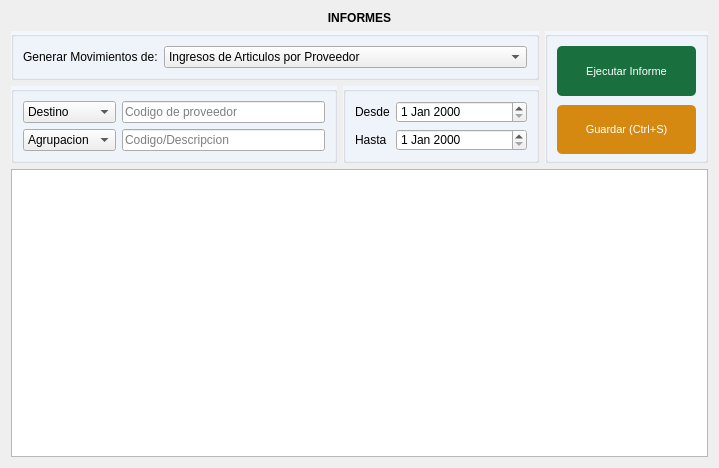
First picture: the form in gui/informes/informes.ui, repository Lonaris/Corupel, before the edit.
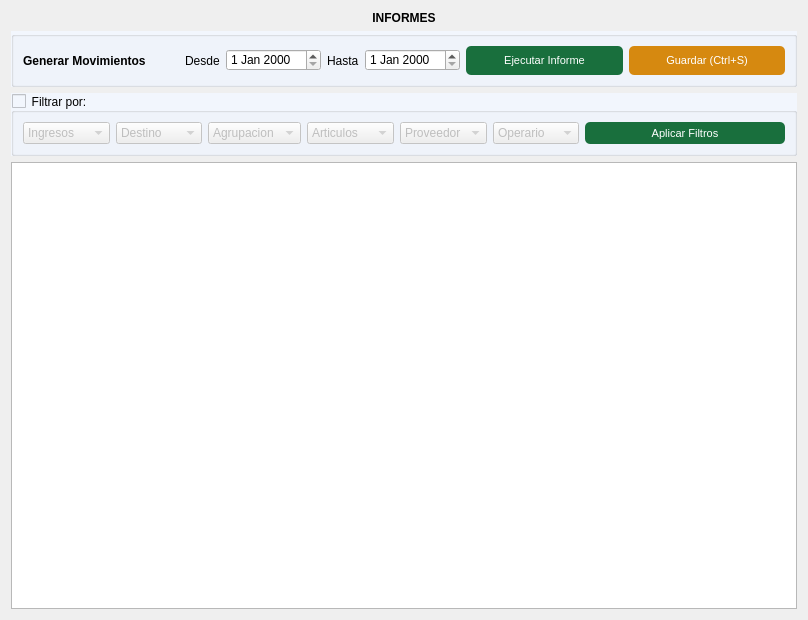
Second picture: the form after the edit. Icons and pictures are not drawn.

Commit message: Interfaz de Informes

The edit to the form file:
```diff
--- a/gui/informes/informes.ui
+++ b/gui/informes/informes.ui
@@ -6,77 +6,15 @@
    <rect>
     <x>0</x>
     <y>0</y>
-    <width>719</width>
-    <height>468</height>
+    <width>808</width>
+    <height>620</height>
    </rect>
   </property>
   <property name="windowTitle">
    <string>Form</string>
   </property>
-  <layout class="QGridLayout" name="gridLayout_4">
+  <layout class="QGridLayout" name="gridLayout" rowstretch="0,10,10,80">
    <item row="0" column="0">
-    <layout class="QGridLayout" name="gridLayout_3" rowstretch="0,0,0,0,80" columnstretch="50,30,25">
-     <item row="1" column="0" colspan="2">
-      <widget class="QGroupBox" name="groupBox">
-       <property name="styleSheet">
-        <string notr="true">#groupBox{
-	background-color: #F2F6FD;
-	}</string>
-       </property>
-       <property name="title">
-        <string/>
-       </property>
-       <layout class="QGridLayout" name="gridLayout_2">
-        <item row="0" column="2">
-         <widget class="QComboBox" name="filtro_principal">
-          <property name="sizePolicy">
-           <sizepolicy hsizetype="Expanding" vsizetype="Expanding">
-            <horstretch>0</horstretch>
-            <verstretch>0</verstretch>
-           </sizepolicy>
-          </property>
-          <item>
-           <property name="text">
-            <string>Ingresos de Articulos por Proveedor</string>
-           </property>
-          </item>
-          <item>
-           <property name="text">
-            <string>Egresos de Articulos por Operario</string>
-           </property>
-          </item>
-         </widget>
-        </item>
-        <item row="0" column="0" colspan="2">
-         <widget class="QLabel" name="label_3">
-          <property name="sizePolicy">
-           <sizepolicy hsizetype="Expanding" vsizetype="Expanding">
-            <horstretch>0</horstretch>
-            <verstretch>0</verstretch>
-           </sizepolicy>
-          </property>
-          <property name="layoutDirection">
-           <enum>Qt::LeftToRight</enum>
-          </property>
-          <property name="text">
-           <string>Generar Movimientos de:</string>
-          </property>
-          <property name="alignment">
-           <set>Qt::AlignLeading|Qt::AlignLeft|Qt::AlignVCenter</set>
-          </property>
-         </widget>
-        </item>
-       </layout>
-      </widget>
-     </item>
-     <item row="4" column="0" colspan="3">
-      <widget class="QTableView" name="tbl_informe">
-       <attribute name="horizontalHeaderStretchLastSection">
-        <bool>true</bool>
-       </attribute>
-      </widget>
-     </item>
-     <item row="0" column="0" colspan="3">
       <widget class="QLabel" name="label">
        <property name="font">
         <font>
@@ -93,71 +31,7 @@
        </property>
       </widget>
      </item>
-     <item row="2" column="0" rowspan="2">
-      <widget class="QGroupBox" name="groupBox_2">
-       <property name="styleSheet">
-        <string notr="true">#groupBox_2{
-	background-color: #F2F6FD;
-	}</string>
-       </property>
-       <property name="title">
-        <string/>
-       </property>
-       <layout class="QGridLayout" name="gridLayout_5">
-        <item row="0" column="1" colspan="2">
-         <widget class="QComboBox" name="filtro_destino">
-          <item>
-           <property name="text">
-            <string>Destino</string>
-           </property>
-          </item>
-         </widget>
-        </item>
-        <item row="0" column="3">
-         <widget class="QLineEdit" name="filtro_tercero">
-          <property name="placeholderText">
-           <string>Codigo de proveedor</string>
-          </property>
-         </widget>
-        </item>
-        <item row="1" column="3">
-         <widget class="QLineEdit" name="buscador">
-          <property name="text">
-           <string/>
-          </property>
-          <property name="placeholderText">
-           <string>Codigo/Descripcion</string>
-          </property>
-         </widget>
-        </item>
-        <item row="1" column="1" colspan="2">
-         <widget class="QComboBox" name="filtro_agrupacion">
-          <item>
-           <property name="text">
-            <string>Agrupacion</string>
-           </property>
-          </item>
-          <item>
-           <property name="text">
-            <string>Insumos</string>
-           </property>
-          </item>
-          <item>
-           <property name="text">
-            <string>Reparacion</string>
-           </property>
-          </item>
-          <item>
-           <property name="text">
-            <string>Inversion</string>
-           </property>
-          </item>
-         </widget>
-        </item>
-       </layout>
-      </widget>
-     </item>
-     <item row="2" column="1" rowspan="2">
+   <item row="1" column="0">
       <widget class="QGroupBox" name="groupBox_3">
        <property name="styleSheet">
         <string notr="true">#groupBox_3{
@@ -167,62 +41,29 @@
        <property name="title">
         <string/>
        </property>
-       <layout class="QGridLayout" name="gridLayout_6" columnstretch="10,90">
-        <item row="0" column="0">
+     <layout class="QGridLayout" name="gridLayout_6" columnstretch="0,0,0,0,0,0,0">
+      <item row="1" column="1">
          <widget class="QLabel" name="label_desde">
           <property name="text">
            <string>Desde</string>
           </property>
          </widget>
         </item>
-        <item row="1" column="0">
-         <widget class="QLabel" name="label_hasta">
-          <property name="text">
-           <string>Hasta</string>
-          </property>
-         </widget>
-        </item>
-        <item row="0" column="1">
+      <item row="1" column="2">
          <widget class="QDateEdit" name="fecha_desde">
           <property name="focusPolicy">
            <enum>Qt::ClickFocus</enum>
           </property>
          </widget>
         </item>
-        <item row="1" column="1">
+      <item row="1" column="4">
          <widget class="QDateEdit" name="fecha_hasta">
           <property name="focusPolicy">
            <enum>Qt::ClickFocus</enum>
           </property>
          </widget>
         </item>
-       </layout>
-      </widget>
-     </item>
-     <item row="1" column="2" rowspan="3">
-      <widget class="QGroupBox" name="groupBox_4">
-       <property name="styleSheet">
-        <string notr="true">#groupBox_4{
-	background-color: #F2F6FD;
-	}</string>
-       </property>
-       <property name="title">
-        <string/>
-       </property>
-       <layout class="QGridLayout" name="gridLayout">
-        <property name="topMargin">
-         <number>9</number>
-        </property>
-        <property name="rightMargin">
-         <number>9</number>
-        </property>
-        <property name="bottomMargin">
-         <number>6</number>
-        </property>
-        <property name="spacing">
-         <number>9</number>
-        </property>
-        <item row="0" column="0">
+      <item row="1" column="5">
          <widget class="QPushButton" name="btn_ejecutar">
           <property name="sizePolicy">
            <sizepolicy hsizetype="Expanding" vsizetype="Fixed">
@@ -265,6 +106,38 @@
          </widget>
         </item>
         <item row="1" column="0">
+       <widget class="QLabel" name="label_3">
+        <property name="sizePolicy">
+         <sizepolicy hsizetype="Expanding" vsizetype="Expanding">
+          <horstretch>0</horstretch>
+          <verstretch>0</verstretch>
+         </sizepolicy>
+        </property>
+        <property name="font">
+         <font>
+          <weight>75</weight>
+          <bold>true</bold>
+         </font>
+        </property>
+        <property name="layoutDirection">
+         <enum>Qt::LeftToRight</enum>
+        </property>
+        <property name="text">
+         <string>Generar Movimientos</string>
+        </property>
+        <property name="alignment">
+         <set>Qt::AlignLeading|Qt::AlignLeft|Qt::AlignVCenter</set>
+        </property>
+       </widget>
+      </item>
+      <item row="1" column="3">
+       <widget class="QLabel" name="label_hasta">
+        <property name="text">
+         <string>Hasta</string>
+        </property>
+       </widget>
+      </item>
+      <item row="1" column="6">
          <widget class="QPushButton" name="btn_guardar">
           <property name="sizePolicy">
            <sizepolicy hsizetype="Expanding" vsizetype="Fixed">
@@ -309,7 +182,151 @@
        </layout>
       </widget>
      </item>
-    </layout>
+   <item row="2" column="0">
+    <widget class="QGroupBox" name="groupBox">
+     <property name="enabled">
+      <bool>true</bool>
+     </property>
+     <property name="styleSheet">
+      <string notr="true">#groupBox{
+	background-color: #F2F6FD;
+	}</string>
+     </property>
+     <property name="title">
+      <string>Filtrar por:</string>
+     </property>
+     <property name="checkable">
+      <bool>true</bool>
+     </property>
+     <property name="checked">
+      <bool>false</bool>
+     </property>
+     <layout class="QGridLayout" name="gridLayout_2">
+      <item row="0" column="1">
+       <widget class="QComboBox" name="filtro_destino">
+        <item>
+         <property name="text">
+          <string>Destino</string>
+         </property>
+        </item>
+       </widget>
+      </item>
+      <item row="0" column="3">
+       <widget class="QComboBox" name="comboBox_3">
+        <item>
+         <property name="text">
+          <string>Articulos</string>
+         </property>
+        </item>
+       </widget>
+      </item>
+      <item row="0" column="4">
+       <widget class="QComboBox" name="comboBox_2">
+        <item>
+         <property name="text">
+          <string>Proveedor</string>
+         </property>
+        </item>
+       </widget>
+      </item>
+      <item row="0" column="6">
+       <widget class="QPushButton" name="btn_ejecutar_2">
+        <property name="sizePolicy">
+         <sizepolicy hsizetype="Expanding" vsizetype="Fixed">
+          <horstretch>0</horstretch>
+          <verstretch>0</verstretch>
+         </sizepolicy>
+        </property>
+        <property name="maximumSize">
+         <size>
+          <width>200</width>
+          <height>200</height>
+         </size>
+        </property>
+        <property name="styleSheet">
+         <string notr="true">#btn_ejecutar_2{
+	background-color: #196F3D;
+	color: #ffffff;
+	font-family: 'Ariall';
+	font-size: 11px;
+	border-radius: 5px;
+	}
+
+#btn_ejecutar_2:hover{
+	background-color: #04B431;
+	}</string>
+        </property>
+        <property name="text">
+         <string>Aplicar Filtros</string>
+        </property>
+        <property name="icon">
+         <iconset>
+          <normaloff>../ico/accept_database.ico</normaloff>../ico/accept_database.ico</iconset>
+        </property>
+        <property name="iconSize">
+         <size>
+          <width>30</width>
+          <height>30</height>
+         </size>
+        </property>
+       </widget>
+      </item>
+      <item row="0" column="2">
+       <widget class="QComboBox" name="filtro_agrupacion">
+        <item>
+         <property name="text">
+          <string>Agrupacion</string>
+         </property>
+        </item>
+        <item>
+         <property name="text">
+          <string>Insumos</string>
+         </property>
+        </item>
+        <item>
+         <property name="text">
+          <string>Reparacion</string>
+         </property>
+        </item>
+        <item>
+         <property name="text">
+          <string>Inversion</string>
+         </property>
+        </item>
+       </widget>
+      </item>
+      <item row="0" column="5">
+       <widget class="QComboBox" name="comboBox">
+        <item>
+         <property name="text">
+          <string>Operario</string>
+         </property>
+        </item>
+       </widget>
+      </item>
+      <item row="0" column="0">
+       <widget class="QComboBox" name="comboBox_4">
+        <item>
+         <property name="text">
+          <string>Ingresos</string>
+         </property>
+        </item>
+        <item>
+         <property name="text">
+          <string>Egresos</string>
+         </property>
+        </item>
+       </widget>
+      </item>
+     </layout>
+    </widget>
+   </item>
+   <item row="3" column="0">
+    <widget class="QTableView" name="tbl_informe">
+     <attribute name="horizontalHeaderStretchLastSection">
+      <bool>true</bool>
+     </attribute>
+    </widget>
    </item>
   </layout>
  </widget>
```
Lines whose indentation alone changed are shown as unchanged.
